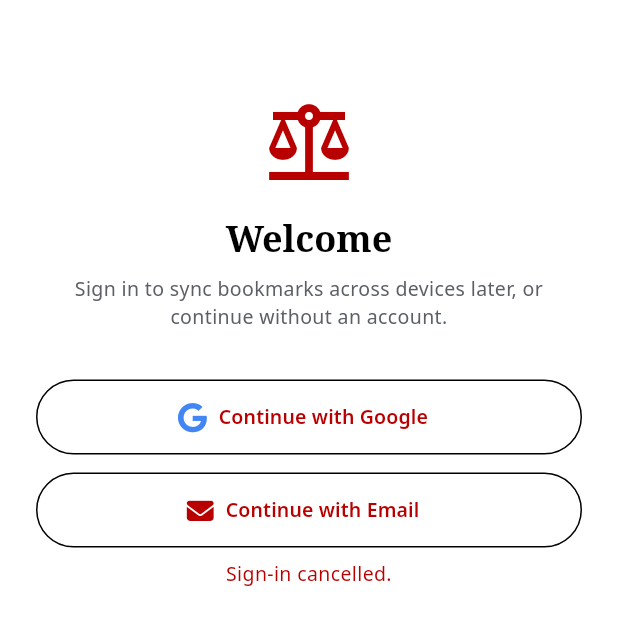
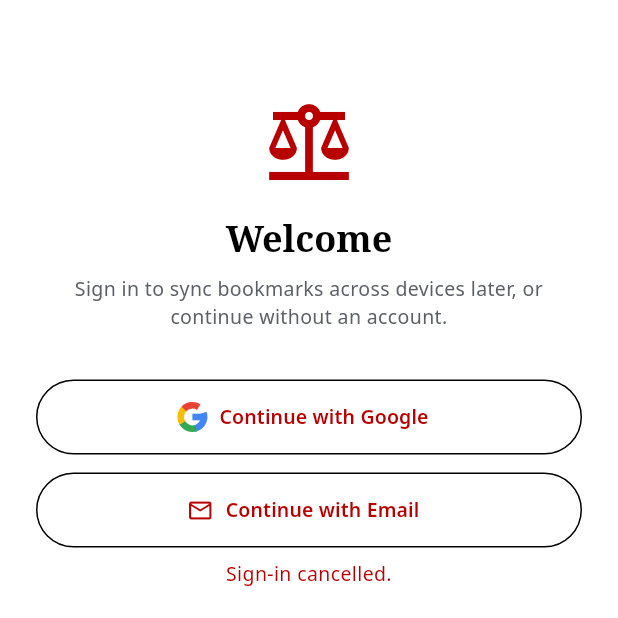
Before and after one commit to Naveed786-king/laws-and-legals, a Flutter app: the screen it shows after launch, after a tap on "Continue with Google", on a phone screen of 412 x 824 dp, the top half of it. Run offline on Flutter 3.47's test engine with Material 3 defaults, Android fonts, the phone set to English and light mode, and no system bars; our stand-ins replace cached_network_image, cloud_firestore, firebase_auth, firebase_core, firebase_messaging, flutter_local_notifications and 7 more; accounts and stored records are empty.

Commit message:
Fix build error: font_awesome_flutter's newest version needs a newer Flutter Color API than our pinned SDK has. Replace with a custom-drawn Google G icon (no new dependency, no version risk) and revert email icon to the standard Material one.

```diff
--- /dev/null
+++ b/lib/core/widgets/brand_icons.dart
@@ -0,0 +1,58 @@
+import 'package:flutter/material.dart';
+
+/// A simple, recognizable Google "G" mark drawn with basic shapes (four
+/// quarter-arcs in Google's brand colors), used only for the standard
+/// "Sign in with Google" button - the conventional, expected way to
+/// indicate that sign-in option. Not an imported/copied asset file.
+class GoogleGIcon extends StatelessWidget {
+  const GoogleGIcon({super.key, this.size = 20});
+  final double size;
+
+  @override
+  Widget build(BuildContext context) {
+    return SizedBox(
+      width: size,
+      height: size,
+      child: CustomPaint(painter: _GoogleGPainter()),
+    );
+  }
+}
+
+class _GoogleGPainter extends CustomPainter {
+  @override
+  void paint(Canvas canvas, Size size) {
+    final center = Offset(size.width / 2, size.height / 2);
+    final radius = size.width / 2;
+    final strokeWidth = size.width * 0.22;
+    final rect = Rect.fromCircle(radius: radius - strokeWidth / 2, center: center);
+
+    final paint = Paint()
+      ..style = PaintingStyle.stroke
+      ..strokeWidth = strokeWidth
+      ..strokeCap = StrokeCap.butt;
+
+    // Four arcs approximating the Google "G" ring, colored per the
+    // standard brand palette (blue/green/yellow/red), plus a short blue
+    // crossbar to complete the "G" shape - a simplified, original
+    // rendering, not a traced/copied logo file.
+    const twoPi = 6.283185307179586;
+    paint.color = const Color(0xFF4285F4); // blue
+    canvas.drawArc(rect, -0.35, twoPi * 0.28, false, paint);
+    paint.color = const Color(0xFF34A853); // green
+    canvas.drawArc(rect, 1.25, twoPi * 0.22, false, paint);
+    paint.color = const Color(0xFFFBBC05); // yellow
+    canvas.drawArc(rect, 2.6, twoPi * 0.22, false, paint);
+    paint.color = const Color(0xFFEA4335); // red
+    canvas.drawArc(rect, 3.9, twoPi * 0.22, false, paint);
+
+    // Crossbar of the "G"
+    final barPaint = Paint()..color = const Color(0xFF4285F4);
+    canvas.drawRect(
+      Rect.fromLTWH(center.dx, center.dy - strokeWidth / 2, radius - strokeWidth / 2, strokeWidth),
+      barPaint,
+    );
+  }
+
+  @override
+  bool shouldRepaint(covariant CustomPainter oldDelegate) => false;
+}
--- a/lib/features/auth/presentation/login_screen.dart
+++ b/lib/features/auth/presentation/login_screen.dart
@@ -1,7 +1,7 @@
 import 'package:flutter/material.dart';
-import 'package:font_awesome_flutter/font_awesome_flutter.dart';
 import '../../../core/theme/app_colors.dart';
 import '../../../core/widgets/app_shell.dart';
+import '../../../core/widgets/brand_icons.dart';
 import '../application/auth_service.dart';
 
 /// Optional login: Email/Password and Google sign-in are both real and
@@ -107,14 +107,14 @@ class _LoginScreenState extends State<LoginScreen> {
                 const SizedBox(height: 8),
               ] else ...[
                 OutlinedButton.icon(
-                  icon: const FaIcon(FontAwesomeIcons.google, size: 20, color: Color(0xFF4285F4)),
+                  icon: const GoogleGIcon(size: 20),
                   label: const Text('Continue with Google'),
                   style: OutlinedButton.styleFrom(minimumSize: const Size.fromHeight(50)),
                   onPressed: _loading ? null : _submitGoogle,
                 ),
                 const SizedBox(height: 12),
                 OutlinedButton.icon(
-                  icon: const FaIcon(FontAwesomeIcons.solidEnvelope, size: 18),
+                  icon: const Icon(Icons.email_outlined),
                   label: const Text('Continue with Email'),
                   style: OutlinedButton.styleFrom(minimumSize: const Size.fromHeight(50)),
                   onPressed: () => setState(() => _showEmailForm = true),
--- a/pubspec.yaml
+++ b/pubspec.yaml
@@ -10,7 +10,6 @@ dependencies:
   flutter:
     sdk: flutter
   cupertino_icons: ^1.0.8
-  font_awesome_flutter: ^10.7.0
 
   # State management
   flutter_riverpod: ^2.5.1
```
